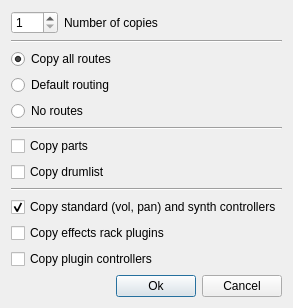
Before: the Qt Designer form muse3/muse/widgets/tracks_duplicate_base.ui in emrum/muse, drawn with Qt 5.
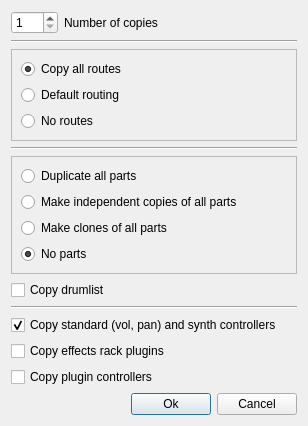
After: the same form once the commit is applied.

What changed in the file:
```diff
--- a/muse3/muse/widgets/tracks_duplicate_base.ui
+++ b/muse3/muse/widgets/tracks_duplicate_base.ui
@@ -6,14 +6,14 @@
    <rect>
     <x>0</x>
     <y>0</y>
-    <width>238</width>
-    <height>261</height>
+    <width>308</width>
+    <height>398</height>
    </rect>
   </property>
   <property name="windowTitle">
    <string>Duplicate tracks</string>
   </property>
-  <layout class="QVBoxLayout" name="verticalLayout">
+  <layout class="QVBoxLayout" name="verticalLayout_2">
    <item>
     <layout class="QHBoxLayout" name="horizontalLayout_2">
      <item>
@@ -56,6 +56,15 @@
     </widget>
    </item>
    <item>
+    <widget class="QFrame" name="frame">
+     <property name="frameShape">
+      <enum>QFrame::StyledPanel</enum>
+     </property>
+     <property name="frameShadow">
+      <enum>QFrame::Raised</enum>
+     </property>
+     <layout class="QVBoxLayout" name="verticalLayout_3">
+      <item>
     <widget class="QRadioButton" name="allRoutesRadioButton">
      <property name="text">
       <string>Copy all routes</string>
@@ -79,6 +88,9 @@
      </property>
     </widget>
    </item>
+     </layout>
+    </widget>
+   </item>
    <item>
     <widget class="Line" name="line_3">
      <property name="orientation">
@@ -87,10 +99,52 @@
     </widget>
    </item>
    <item>
-    <widget class="QCheckBox" name="copyPartsCheckBox">
+    <widget class="QFrame" name="frame_2">
+     <property name="frameShape">
+      <enum>QFrame::StyledPanel</enum>
+     </property>
+     <property name="frameShadow">
+      <enum>QFrame::Raised</enum>
+     </property>
+     <layout class="QVBoxLayout" name="verticalLayout">
+      <item>
+       <widget class="QRadioButton" name="duplicatePartsRadioButton">
      <property name="text">
-      <string>Copy parts</string>
-     </property>
+         <string>Duplicate all parts</string>
+        </property>
+       </widget>
+      </item>
+      <item>
+       <widget class="QRadioButton" name="copyPartsRadioButton">
+        <property name="text">
+         <string>Make independent copies of all parts</string>
+        </property>
+        <property name="checked">
+         <bool>false</bool>
+        </property>
+       </widget>
+      </item>
+      <item>
+       <widget class="QRadioButton" name="clonePartsRadioButton">
+        <property name="text">
+         <string>Make clones of all parts</string>
+        </property>
+        <property name="checked">
+         <bool>false</bool>
+        </property>
+       </widget>
+      </item>
+      <item>
+       <widget class="QRadioButton" name="noPartsRadioButton">
+        <property name="text">
+         <string>No parts</string>
+        </property>
+        <property name="checked">
+         <bool>true</bool>
+        </property>
+       </widget>
+      </item>
+     </layout>
     </widget>
    </item>
    <item>
```
Lines whose indentation alone changed are shown as unchanged.
